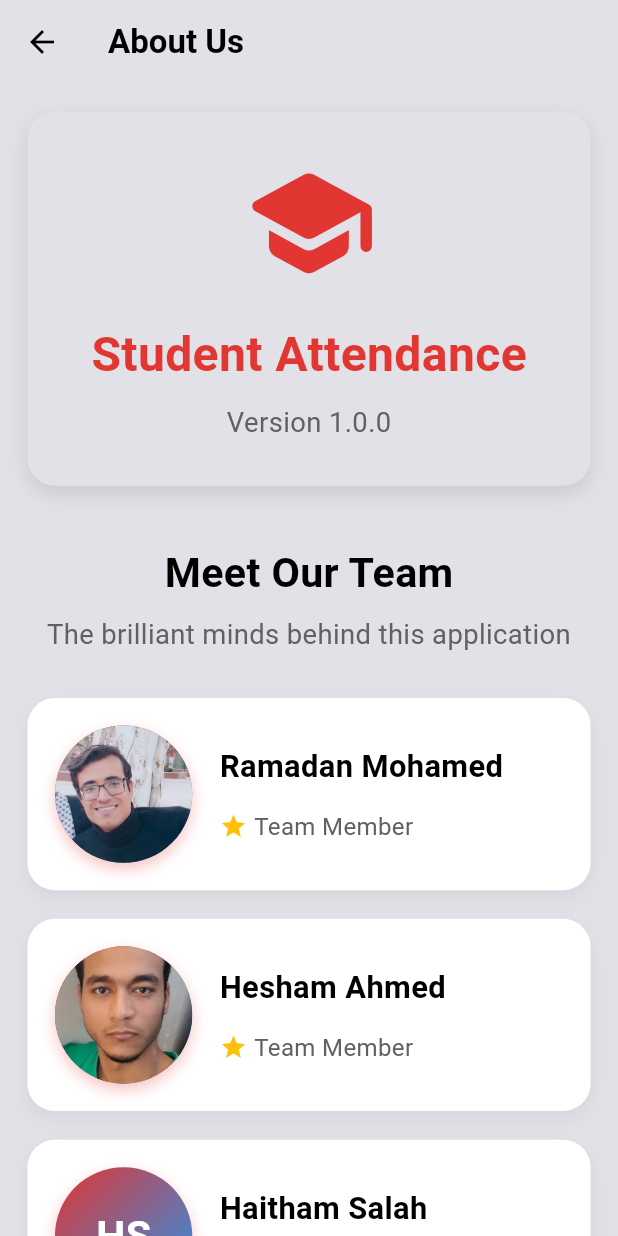
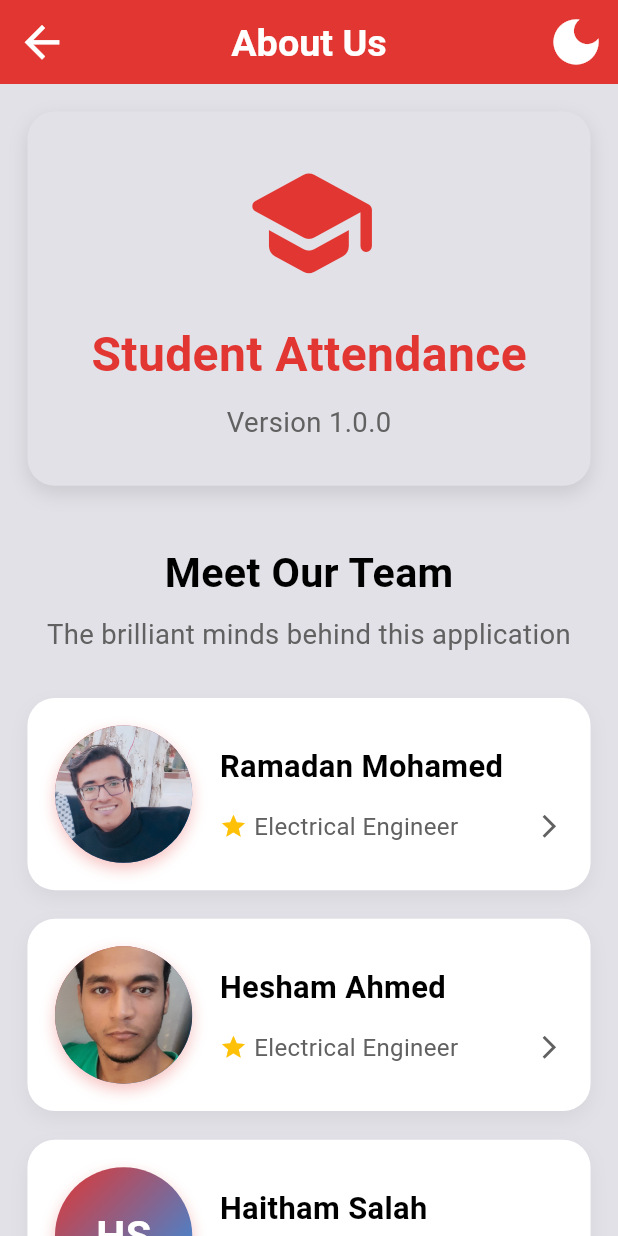
Before and after one commit to RamadanMohamed11/Student-Attendance, a Flutter app: the AboutPage screen opened by its route, on a phone screen of 412 x 824 dp. Run offline on Flutter 3.47's test engine with Material 3 defaults, Android fonts, the phone set to English and light mode, and no system bars; our stand-ins replace awesome_dialog, awesome_snackbar_content, cloud_firestore, community_charts_flutter, curved_navigation_bar, dash_chat_2 and 11 more; missing offline and left inert: firebase_app_check, mobile_scanner; accounts and stored records are empty.

```diff
--- a/lib/pages/about_page.dart
+++ b/lib/pages/about_page.dart
@@ -1,6 +1,8 @@
 import 'package:flutter/material.dart';
 import 'package:flutter_screenutil/flutter_screenutil.dart';
 import 'package:student_attendance/colors.dart';
+import 'package:student_attendance/pages/team_member_details_page.dart';
+import 'package:student_attendance/widgets/theme_mode_button.dart';
 
 class AboutPage extends StatelessWidget {
   static const String id = 'about_page';
@@ -14,18 +16,15 @@ class AboutPage extends StatelessWidget {
 
     return Scaffold(
       appBar: AppBar(
+        iconTheme: IconThemeData(color: Colors.white, size: 30.sp),
+        centerTitle: true,
+        backgroundColor: kAppBarColor,
         title: Text(
           'About Us',
           style: TextStyle(
-            color: isDarkMode ? Colors.white : Colors.black,
-            fontWeight: FontWeight.bold,
+              color: kTextColor, fontWeight: FontWeight.w700, fontSize: 22.sp),
         ),
-        ),
-        backgroundColor: Colors.transparent,
-        elevation: 0,
-        iconTheme: IconThemeData(
-          color: isDarkMode ? Colors.white : Colors.black,
-        ),
+        actions: const [ThemeModeButton()],
       ),
       body: SingleChildScrollView(
         child: Padding(
@@ -106,6 +105,12 @@ class AboutPage extends StatelessWidget {
                 name: 'Ramadan Mohamed',
                 avatarPlaceholder: 'RM',
                 imagePath: 'assets/images/Ramadan.jpg',
+                role: 'Electrical Engineer',
+                linkedinUrl:
+                    'https://www.linkedin.com/in/ramadan-mohamed-31624a220/',
+                facebookUrl: 'https://www.facebook.com/elking.medo611',
+                whatsappNumber: '+201065728564',
+                portfolioUrl: 'https://ramadanmohamed.dev',
               ),
 
               SizedBox(height: 16.h),
@@ -115,6 +120,9 @@ class AboutPage extends StatelessWidget {
                 name: 'Hesham Ahmed',
                 avatarPlaceholder: 'HA',
                 imagePath: 'assets/images/Hesham.jpg',
+                role: 'Electrical Engineer',
+                linkedinUrl: 'https://www.linkedin.com/in/hesham-ahmed/',
+                facebookUrl: 'https://www.facebook.com/hesham.ahmed',
               ),
 
               SizedBox(height: 16.h),
@@ -123,6 +131,7 @@ class AboutPage extends StatelessWidget {
                 context,
                 name: 'Haitham Salah',
                 avatarPlaceholder: 'HS',
+                role: 'Electrical Engineer',
               ),
               SizedBox(height: 16.h),
 
@@ -130,6 +139,7 @@ class AboutPage extends StatelessWidget {
                 context,
                 name: 'Saad Mohamed',
                 avatarPlaceholder: 'SM',
+                role: 'Electrical Engineer',
               ),
 
               SizedBox(height: 32.h),
@@ -236,10 +246,36 @@ class AboutPage extends StatelessWidget {
     required String name,
     required String avatarPlaceholder,
     String? imagePath,
+    String? linkedinUrl,
+    String? facebookUrl,
+    String? whatsappNumber,
+    String? portfolioUrl,
+    String? bio,
+    String? role,
   }) {
     final isDarkMode = Theme.of(context).brightness == Brightness.dark;
 
-    return Container(
+    return InkWell(
+      onTap: () {
+        Navigator.push(
+          context,
+          MaterialPageRoute(
+            builder: (context) => TeamMemberDetailsPage(
+              name: name,
+              avatarPlaceholder: avatarPlaceholder,
+              imagePath: imagePath,
+              linkedinUrl: linkedinUrl,
+              facebookUrl: facebookUrl,
+              whatsappNumber: whatsappNumber,
+              portfolioUrl: portfolioUrl,
+              bio: bio,
+              role: role ?? 'Team Member',
+            ),
+          ),
+        );
+      },
+      borderRadius: BorderRadius.circular(16.r),
+      child: Container(
         width: double.infinity,
         padding: EdgeInsets.all(16.sp),
         decoration: BoxDecoration(
@@ -313,6 +349,9 @@ class AboutPage extends StatelessWidget {
                   SizedBox(height: 4.h),
                   SizedBox(height: 8.h),
                   Row(
+                    mainAxisAlignment: MainAxisAlignment.spaceBetween,
+                    children: [
+                      Row(
                         children: [
                           Icon(
                             Icons.star,
@@ -321,11 +360,20 @@ class AboutPage extends StatelessWidget {
                           ),
                           SizedBox(width: 4.w),
                           Text(
-                      'Team Member',
+                            role ?? 'Team Member',
                             style: TextStyle(
                               fontSize: 14.sp,
+                              color: isDarkMode
+                                  ? Colors.grey[400]
+                                  : Colors.grey[700],
+                            ),
+                          ),
+                        ],
+                      ),
+                      Icon(
+                        Icons.arrow_forward_ios,
+                        size: 16.sp,
                         color: isDarkMode ? Colors.grey[400] : Colors.grey[700],
-                      ),
                       ),
                     ],
                   ),
@@ -333,6 +381,7 @@ class AboutPage extends StatelessWidget {
               ),
             ),
           ],
+        ),
       ),
     );
   }
--- a/lib/services/authentication_service.dart
+++ b/lib/services/authentication_service.dart
@@ -387,7 +387,6 @@ class AuthenticationService {
     subjectsCollectionReference.doc(subjectCode).update({
       "studentList": FieldValue.arrayUnion([auth.currentUser!.email])
     });
-    updateStudentAttendance(subjectCode, auth.currentUser!.email!, null);
   }
 
   void updateStudentAttendance(
```
Also changed, not shown: lib/pages/team_member_details_page.dart (added, +323 -0 lines), 7 other files. Lines whose indentation alone changed are shown as unchanged.
